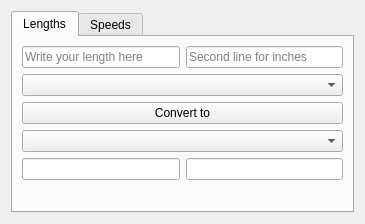
Above: ui_2t.ui from HugoTro/unit-converter before the change. Below: the same form after it.
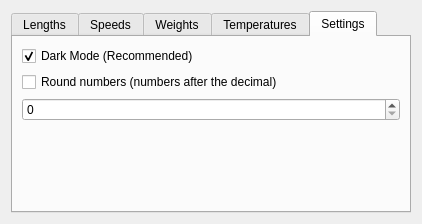
That is the form after the change. The open tabs and pages were chosen to show the change.

What changed in the file:
```diff
--- a/ui_2t.ui
+++ b/ui_2t.ui
@@ -6,7 +6,7 @@
    <rect>
     <x>0</x>
     <y>0</y>
-    <width>365</width>
+    <width>422</width>
     <height>224</height>
    </rect>
   </property>
@@ -140,6 +140,91 @@
        </item>
       </layout>
      </widget>
+     <widget class="QWidget" name="weights_tab">
+      <attribute name="title">
+       <string>Weights</string>
+      </attribute>
+      <layout class="QVBoxLayout" name="verticalLayout">
+       <item>
+        <widget class="QLabel" name="label">
+         <property name="font">
+          <font>
+           <pointsize>26</pointsize>
+          </font>
+         </property>
+         <property name="text">
+          <string>INOP</string>
+         </property>
+         <property name="alignment">
+          <set>Qt::AlignCenter</set>
+         </property>
+        </widget>
+       </item>
+      </layout>
+     </widget>
+     <widget class="QWidget" name="tab">
+      <attribute name="title">
+       <string>Temperatures</string>
+      </attribute>
+      <layout class="QVBoxLayout" name="verticalLayout_2">
+       <item>
+        <widget class="QLabel" name="label_2">
+         <property name="font">
+          <font>
+           <pointsize>26</pointsize>
+          </font>
+         </property>
+         <property name="text">
+          <string>INOP</string>
+         </property>
+         <property name="alignment">
+          <set>Qt::AlignCenter</set>
+         </property>
+        </widget>
+       </item>
+      </layout>
+     </widget>
+     <widget class="QWidget" name="settings_tab">
+      <attribute name="title">
+       <string>Settings</string>
+      </attribute>
+      <layout class="QGridLayout" name="gridLayout_4">
+       <item row="1" column="0">
+        <widget class="QCheckBox" name="check_rnding">
+         <property name="text">
+          <string>Round numbers (numbers after the decimal)</string>
+         </property>
+        </widget>
+       </item>
+       <item row="2" column="0">
+        <widget class="QSpinBox" name="nbr_rnding">
+         <property name="buttonSymbols">
+          <enum>QAbstractSpinBox::UpDownArrows</enum>
+         </property>
+         <property name="maximum">
+          <number>12</number>
+         </property>
+        </widget>
+       </item>
+       <item row="0" column="0">
+        <widget class="QCheckBox" name="check_dark_mode">
+         <property name="text">
+          <string>Dark Mode (Recommended)</string>
+         </property>
+         <property name="checked">
+          <bool>true</bool>
+         </property>
+        </widget>
+       </item>
+       <item row="3" column="0">
+        <widget class="QLabel" name="label_3">
+         <property name="text">
+          <string/>
+         </property>
+        </widget>
+       </item>
+      </layout>
+     </widget>
     </widget>
    </item>
   </layout>
```
